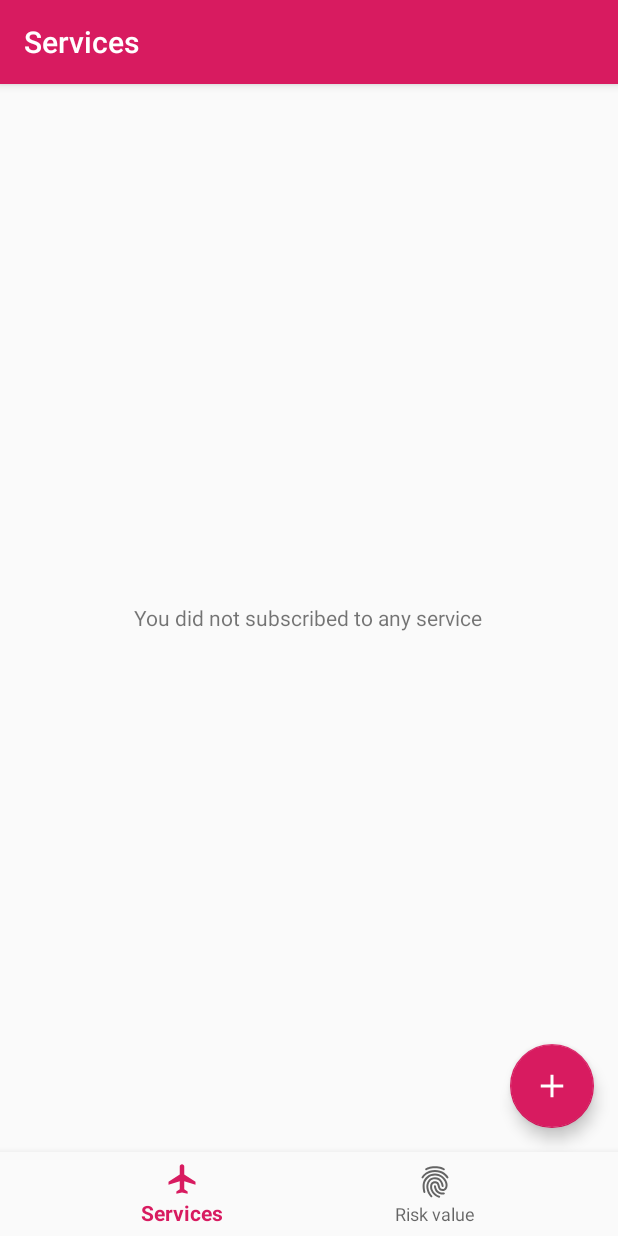
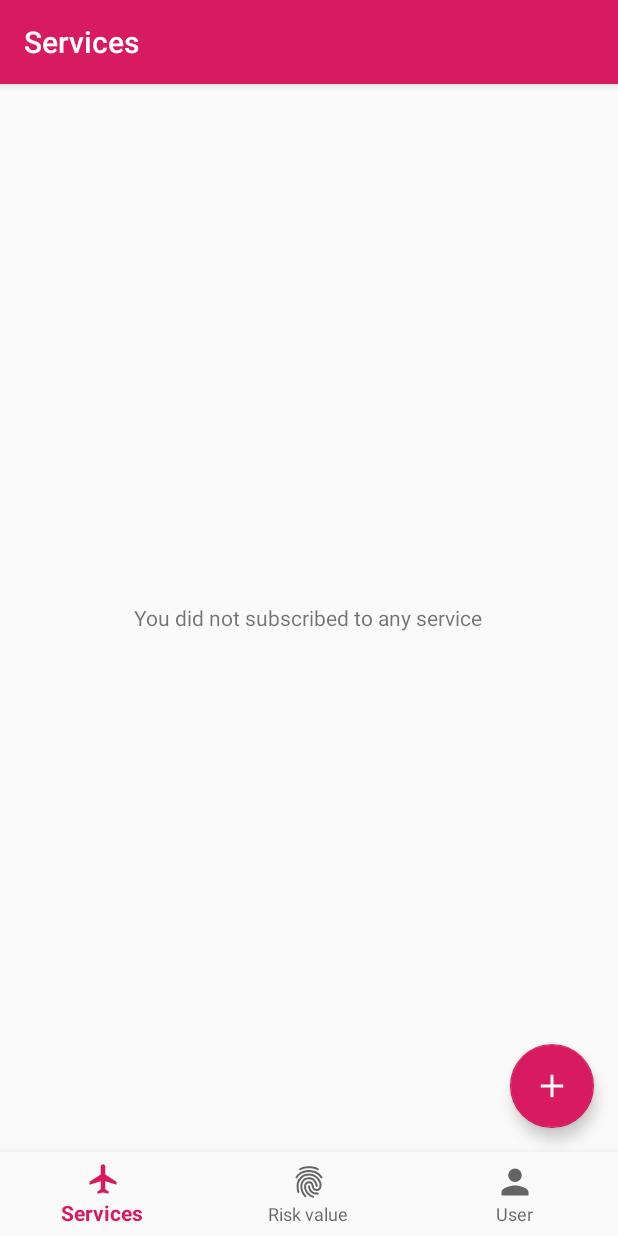
Before and after one commit to LeBenki/PriVELT, an Android app: the DashboardActivity screen opened directly, with no data from a screen before it, on a phone screen of 412 x 824 dp. Run offline under Robolectric (Android 15) with nearby library versions, the phone set to English and light mode, and no system bars; our stand-ins replace ButterKnife, EventBus, Room's generated code.

Commit message:
Added user fragment empty

```diff
--- a/app/src/main/java/com/kent/university/privelt/ui/dashboard/DashboardActivity.java
+++ b/app/src/main/java/com/kent/university/privelt/ui/dashboard/DashboardActivity.java
@@ -5,6 +5,8 @@ import android.content.Intent;
 import android.os.Build;
 import android.os.Bundle;
 import android.provider.Settings;
+import android.view.Menu;
+import android.view.MenuInflater;
 import android.view.MenuItem;
 
 import com.google.android.material.bottomnavigation.BottomNavigationView;
@@ -14,6 +16,7 @@ import com.kent.university.privelt.service.ProcessMainClass;
 import com.kent.university.privelt.service.restarter.RestartServiceBroadcastReceiver;
 import com.kent.university.privelt.ui.dashboard.risk_value.RiskValueFragment;
 import com.kent.university.privelt.ui.dashboard.service.ServiceFragment;
+import com.kent.university.privelt.ui.dashboard.user.UserFragment;
 import com.kent.university.privelt.ui.settings.SettingsActivity;
 
 import androidx.annotation.NonNull;
@@ -84,8 +87,12 @@ public class DashboardActivity extends BaseActivity {
                     fragment = new RiskValueFragment();
                     loadFragment(fragment);
                     return true;
+                case R.id.navigation_user:
+                    toolbar.setTitle(R.string.user);
+                    fragment = new UserFragment();
+                    loadFragment(fragment);
+                    return true;
             }
-
             return false;
         }
     };
@@ -97,6 +104,28 @@ public class DashboardActivity extends BaseActivity {
         transaction.commit();
     }
 
+    public boolean onPrepareOptionsMenu(Menu menu)
+    {
+        MenuItem settings = menu.findItem(R.id.settings);
+        Fragment fragment = getSupportFragmentManager().findFragmentById(R.id.container);
+        if(fragment instanceof UserFragment)
+        {
+            settings.setVisible(true);
+        }
+        else
+        {
+            settings.setVisible(false);
+        }
+        return true;
+    }
+
+    @Override
+    public boolean onCreateOptionsMenu(Menu menu) {
+        MenuInflater inflater = getMenuInflater();
+        inflater.inflate(R.menu.dashboard_menu, menu);
+        return true;
+    }
+
     @Override
     public boolean onOptionsItemSelected(@NonNull MenuItem item) {
         if (item.getItemId() == R.id.settings) {
--- /dev/null
+++ b/app/src/main/java/com/kent/university/privelt/ui/dashboard/user/UserViewModel.java
@@ -0,0 +1,4 @@
+package com.kent.university.privelt.ui.dashboard.user;
+
+public class UserViewModel {
+}
--- /dev/null
+++ b/app/src/main/res/drawable/ic_user.xml
@@ -0,0 +1,9 @@
+<vector xmlns:android="http://schemas.android.com/apk/res/android"
+    android:width="512dp"
+    android:height="512dp"
+    android:viewportWidth="512"
+    android:viewportHeight="512">
+  <path
+      android:fillColor="#FF000000"
+      android:pathData="M256,256c52.805,0 96,-43.201 96,-96s-43.195,-96 -96,-96 -96,43.201 -96,96 43.195,96 96,96zM256,304c-63.598,0 -192,32.402 -192,96v48h384v-48c0,-63.598 -128.402,-96 -192,-96z"/>
+</vector>
--- /dev/null
+++ b/app/src/main/res/layout/fragment_user.xml
@@ -0,0 +1,6 @@
+<?xml version="1.0" encoding="utf-8"?>
+<LinearLayout xmlns:android="http://schemas.android.com/apk/res/android"
+    android:orientation="vertical" android:layout_width="match_parent"
+    android:layout_height="match_parent">
+
+</LinearLayout>
--- a/app/src/main/res/menu/navigation.xml
+++ b/app/src/main/res/menu/navigation.xml
@@ -11,4 +11,9 @@
         android:icon="@drawable/ic_risk_value"
         android:title="@string/risk_value"/>
 
+    <item
+        android:id="@+id/navigation_user"
+        android:icon="@drawable/ic_user"
+        android:title="@string/user"/>
+
 </menu>
--- a/app/src/main/res/values/strings.xml
+++ b/app/src/main/res/values/strings.xml
@@ -17,6 +17,7 @@
 
     <string name="services">Services</string>
     <string name="risk_value">Risk value</string>
+    <string name="user">User</string>
 
     <!--ServiceFragment -->
     <string name="unsubscribe">Unsubscribe</string>
```
Also changed, not shown: app/src/main/java/com/kent/university/privelt/ui/dashboard/user/UserFragment.java (added, +33 -0 lines).
